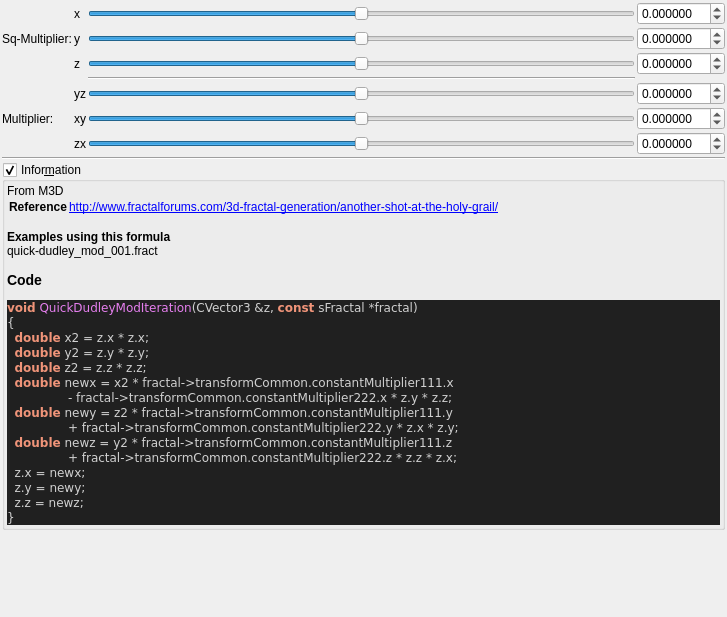
Before: the Qt Designer form mandelbulber2/formula/ui/fractal_quick_dudley_mod.ui in buddhi1980/mandelbulber2, drawn with Qt 5.
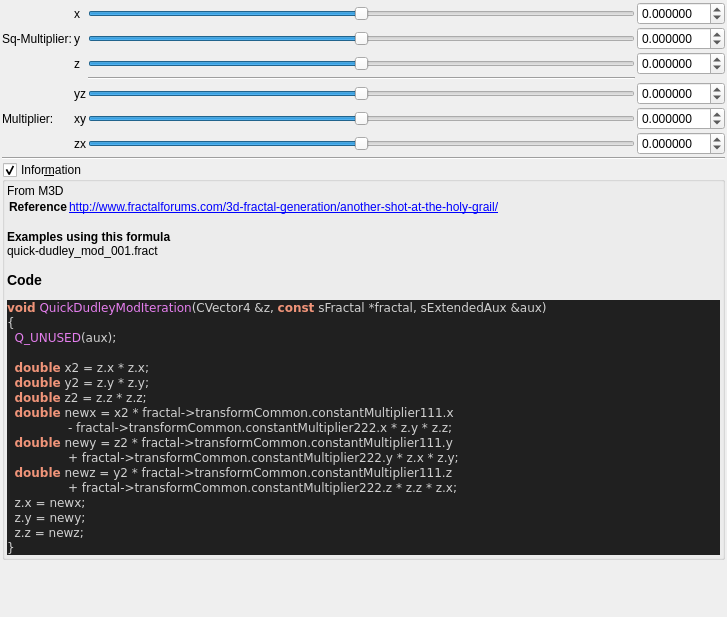
After: the same form once the commit is applied. Custom widgets are drawn as their Qt base class.

```diff
--- a/mandelbulber2/formula/ui/fractal_quick_dudley_mod.ui
+++ b/mandelbulber2/formula/ui/fractal_quick_dudley_mod.ui
@@ -442,8 +442,10 @@
 &lt;/table&gt;
 &lt;br&gt;&lt;b&gt;Examples using this formula&lt;/b&gt;&lt;br&gt;quick-dudley_mod_001.fract&lt;h3&gt;Code&lt;/h3&gt;
 &lt;body style=&quot;background-color:#202020&quot;&gt;
-&lt;pre style=&quot;color:#d0d0d0; background-color:#202020;  font-family:'Courier New',monospace;&quot;&gt;&lt;span style=&quot;color:#f09479; font-weight:bold&quot;&gt;void&lt;/span&gt; &lt;span style=&quot;color:#e47eed&quot;&gt;QuickDudleyModIteration&lt;/span&gt;&lt;span style=&quot;color:#d0d0d0&quot;&gt;(&lt;/span&gt;CVector3 &lt;span style=&quot;color:#d0d0d0&quot;&gt;&amp;amp;&lt;/span&gt;z&lt;span style=&quot;color:#d0d0d0&quot;&gt;,&lt;/span&gt; &lt;span style=&quot;color:#f09479; font-weight:bold&quot;&gt;const&lt;/span&gt; sFractal &lt;span style=&quot;color:#d0d0d0&quot;&gt;*&lt;/span&gt;fractal&lt;span style=&quot;color:#d0d0d0&quot;&gt;)&lt;/span&gt;
+&lt;pre style=&quot;color:#d0d0d0; background-color:#202020;  font-family:'Courier New',monospace;&quot;&gt;&lt;span style=&quot;color:#f09479; font-weight:bold&quot;&gt;void&lt;/span&gt; &lt;span style=&quot;color:#e47eed&quot;&gt;QuickDudleyModIteration&lt;/span&gt;&lt;span style=&quot;color:#d0d0d0&quot;&gt;(&lt;/span&gt;CVector4 &lt;span style=&quot;color:#d0d0d0&quot;&gt;&amp;amp;&lt;/span&gt;z&lt;span style=&quot;color:#d0d0d0&quot;&gt;,&lt;/span&gt; &lt;span style=&quot;color:#f09479; font-weight:bold&quot;&gt;const&lt;/span&gt; sFractal &lt;span style=&quot;color:#d0d0d0&quot;&gt;*&lt;/span&gt;fractal&lt;span style=&quot;color:#d0d0d0&quot;&gt;,&lt;/span&gt; sExtendedAux &lt;span style=&quot;color:#d0d0d0&quot;&gt;&amp;amp;&lt;/span&gt;aux&lt;span style=&quot;color:#d0d0d0&quot;&gt;)&lt;/span&gt;
 &lt;span style=&quot;color:#d0d0d0&quot;&gt;{&lt;/span&gt;
+  &lt;span style=&quot;color:#e47eed&quot;&gt;Q_UNUSED&lt;/span&gt;&lt;span style=&quot;color:#d0d0d0&quot;&gt;(&lt;/span&gt;aux&lt;span style=&quot;color:#d0d0d0&quot;&gt;);&lt;/span&gt;
+
   &lt;span style=&quot;color:#f09479; font-weight:bold&quot;&gt;double&lt;/span&gt; x2 &lt;span style=&quot;color:#d0d0d0&quot;&gt;=&lt;/span&gt; z&lt;span style=&quot;color:#d0d0d0&quot;&gt;.&lt;/span&gt;x &lt;span style=&quot;color:#d0d0d0&quot;&gt;*&lt;/span&gt; z&lt;span style=&quot;color:#d0d0d0&quot;&gt;.&lt;/span&gt;x&lt;span style=&quot;color:#d0d0d0&quot;&gt;;&lt;/span&gt;
   &lt;span style=&quot;color:#f09479; font-weight:bold&quot;&gt;double&lt;/span&gt; y2 &lt;span style=&quot;color:#d0d0d0&quot;&gt;=&lt;/span&gt; z&lt;span style=&quot;color:#d0d0d0&quot;&gt;.&lt;/span&gt;y &lt;span style=&quot;color:#d0d0d0&quot;&gt;*&lt;/span&gt; z&lt;span style=&quot;color:#d0d0d0&quot;&gt;.&lt;/span&gt;y&lt;span style=&quot;color:#d0d0d0&quot;&gt;;&lt;/span&gt;
   &lt;span style=&quot;color:#f09479; font-weight:bold&quot;&gt;double&lt;/span&gt; z2 &lt;span style=&quot;color:#d0d0d0&quot;&gt;=&lt;/span&gt; z&lt;span style=&quot;color:#d0d0d0&quot;&gt;.&lt;/span&gt;z &lt;span style=&quot;color:#d0d0d0&quot;&gt;*&lt;/span&gt; z&lt;span style=&quot;color:#d0d0d0&quot;&gt;.&lt;/span&gt;z&lt;span style=&quot;color:#d0d0d0&quot;&gt;;&lt;/span&gt;
```
